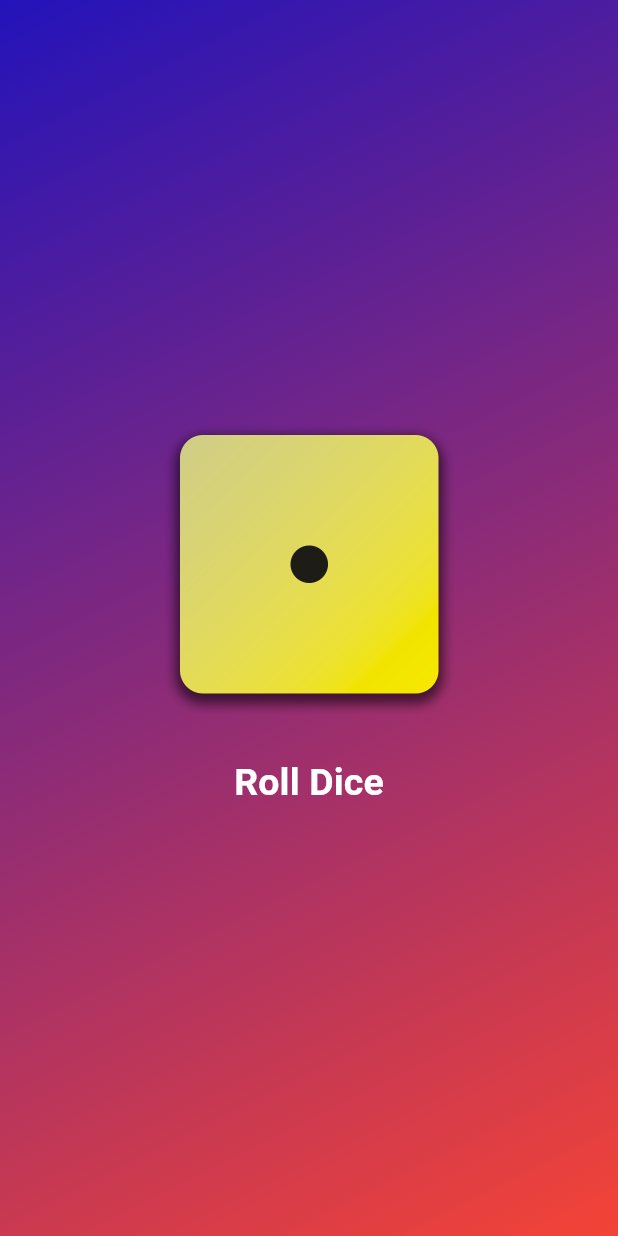
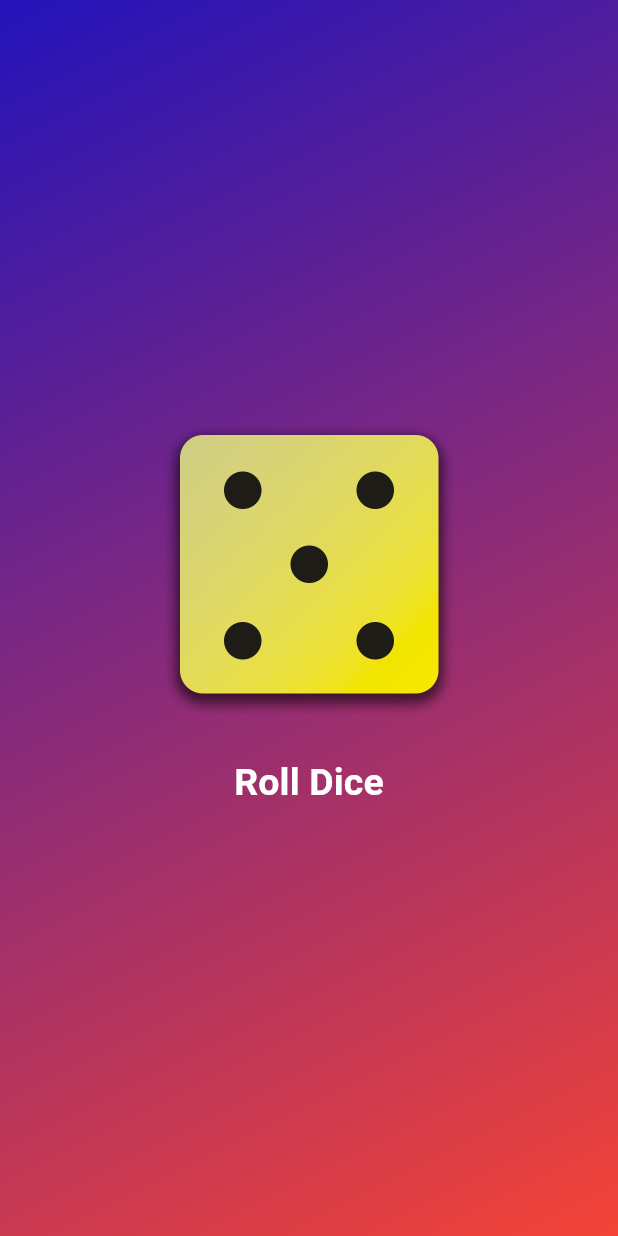
Before and after one commit to jaimonvarghese/rolldice-app, a Flutter app: the screen it shows after launch, after a tap on "Roll Dice", on a phone screen of 412 x 824 dp. Run offline on Flutter 3.47's test engine with Material 3 defaults, Android fonts, the phone set to English and light mode, and no system bars.

Commit message:
Statefull widget is used to roll the dice'

```diff
--- /dev/null
+++ b/lib/widgets/dice_roller.dart
@@ -0,0 +1,33 @@
+import 'dart:math';
+import 'package:flutter/material.dart';
+import 'package:rolldice_app/widgets/styled_text.dart';
+
+class DiceRoller extends StatefulWidget {
+  const DiceRoller({super.key});
+
+  @override
+  State<DiceRoller> createState() => _DiceRollerState();
+}
+
+class _DiceRollerState extends State<DiceRoller> {
+  var currentDiceRoll = 2;
+  void rolldice() {
+    setState(() {
+      currentDiceRoll = Random().nextInt(6) + 1;
+    });
+  }
+
+  @override
+  Widget build(BuildContext context) {
+    return Center(
+      child: Column(
+        mainAxisAlignment: MainAxisAlignment.center,
+        children: [
+          Image.asset("assets/images/dice-$currentDiceRoll.png", width: 200),
+          SizedBox(height: 20),
+          TextButton(onPressed: rolldice, child: StyledText(text: "Roll Dice")),
+        ],
+      ),
+    );
+  }
+}
--- a/lib/widgets/gradient_container.dart
+++ b/lib/widgets/gradient_container.dart
@@ -1,13 +1,9 @@
 import 'package:flutter/material.dart';
-import 'package:rolldice_app/widgets/styled_text.dart';
+import 'package:rolldice_app/widgets/dice_roller.dart';
 
 class GradientContainer extends StatelessWidget {
    GradientContainer({super.key});
 
-  var activeDiceImage = "assets/images/dice-1.png";
-  void rolldice(){
-
-  }
 
   @override
   Widget build(BuildContext context) {
@@ -19,16 +15,7 @@ class GradientContainer extends StatelessWidget {
           end: Alignment.bottomRight,
         ),
       ),
-      child: Center(
-        child: Column(
-          mainAxisAlignment: MainAxisAlignment.center,
-          children: [
-            Image.asset('assets/images/dice-1.png', width: 200,),
-            SizedBox(height: 20,),
-            TextButton(onPressed: rolldice, child: StyledText(text: "Roll Dice"),),
-          ],
-        ),
-      ),
+      child: DiceRoller()
     );
   }
 }
```
